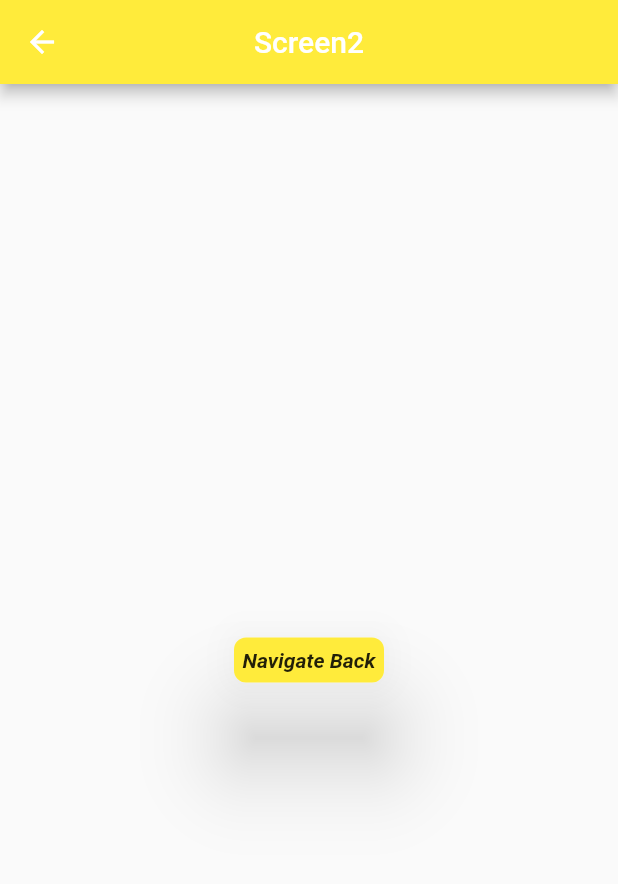
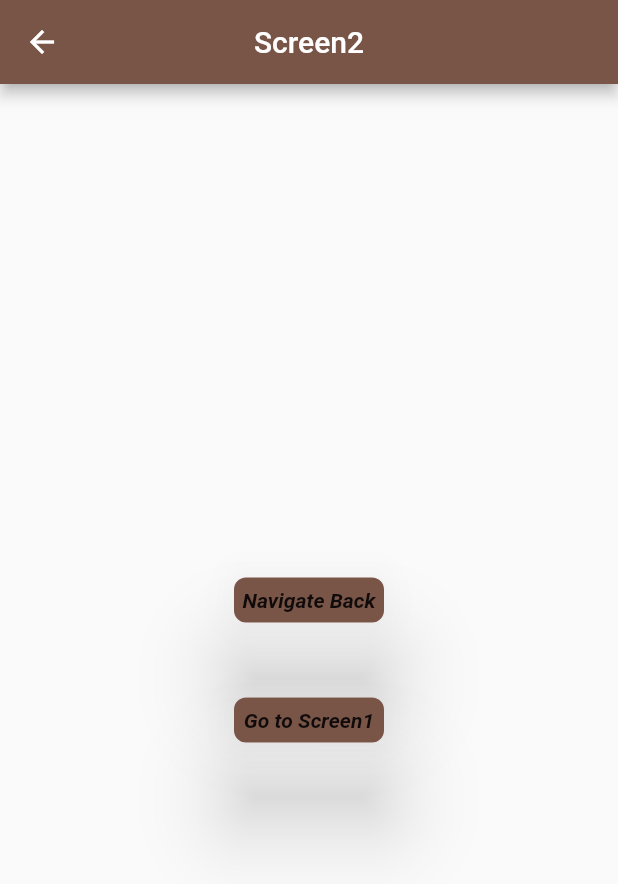
Before and after one commit to Igneele91/Dart-Flutter-Udmi2022, a Flutter app: the Screen2 screen opened by its route, on a phone screen of 412 x 824 dp. Shown: the top 884 px of the screen. Run offline on Flutter 3.47's test engine with Material 2 defaults, Android fonts, the phone set to English and light mode, and no system bars.

Commit message:
vid 43 finished navigation

```diff
--- a/flutter_grundlagen/lib/presentation/navigation_example_screens/screen1.dart
+++ b/flutter_grundlagen/lib/presentation/navigation_example_screens/screen1.dart
@@ -15,7 +15,9 @@ class Screen1 extends StatelessWidget {
         child: CustomButton(
             onPressed: () {
               Navigator.of(context).pop();
-            }, text: "Navigate Back", buttonColor: Colors.green),
+            },
+            text: "Navigate Back",
+            buttonColor: Colors.green),
       ),
     );
   }
--- a/flutter_grundlagen/lib/presentation/navigation_example_screens/screen2.dart
+++ b/flutter_grundlagen/lib/presentation/navigation_example_screens/screen2.dart
@@ -8,14 +8,28 @@ class Screen2 extends StatelessWidget {
   Widget build(BuildContext context) {
     return Scaffold(
       appBar: AppBar(
-          backgroundColor: Colors.yellow,
+          backgroundColor: Colors.brown,
           title: Text("Screen2"),
           centerTitle: true),
       body: Center(
-        child: CustomButton(
-            onPressed: () {},
-            text: "Navigate Back",
-            buttonColor: Colors.yellow),
+        child: Column(
+          mainAxisAlignment: MainAxisAlignment.center,
+          children: [
+            CustomButton(
+                onPressed: () {
+                  Navigator.of(context).pop();
+                },
+                text: "Navigate Back",
+                buttonColor: Colors.brown),
+            SizedBox(height: 50,), /* eine Abstandbox dazwischen */
+            CustomButton(
+                onPressed: () {
+                  Navigator.of(context).pushReplacementNamed("/screen1");
+                },
+                text: "Go to Screen1",
+                buttonColor: Colors.brown),
+          ],
+        ),
       ),
     );
   }
--- a/flutter_grundlagen/lib/presentation/widgets_examples/widgets_examples_page.dart
+++ b/flutter_grundlagen/lib/presentation/widgets_examples/widgets_examples_page.dart
@@ -84,9 +84,9 @@ class WidgetsExamplesPage extends StatelessWidget {
               CustomButton( // wenn er die farbe nicht findet ! wegen null verwende
                 buttonColor: Colors.orange[200]!,
                   onPressed: () {
-                    print("Custom Button Pressed 1!");
+                    Navigator.of(context).pushNamed("/screen2");
                   },
-                  text: 'Button 1'),
+                  text: 'Go to Screen 2'),
               const SizedBox(
                 height: 30,
               ),
@@ -94,7 +94,7 @@ class WidgetsExamplesPage extends StatelessWidget {
                 buttonColor: Colors.green[200]!,
                 onPressed: () {
                   Navigator.of(context).pushNamed("/screen1");
-                  print("Custom Button Pressed 2! ");
+
                 },
                 text: 'Go to Screen 1',
               )
```
